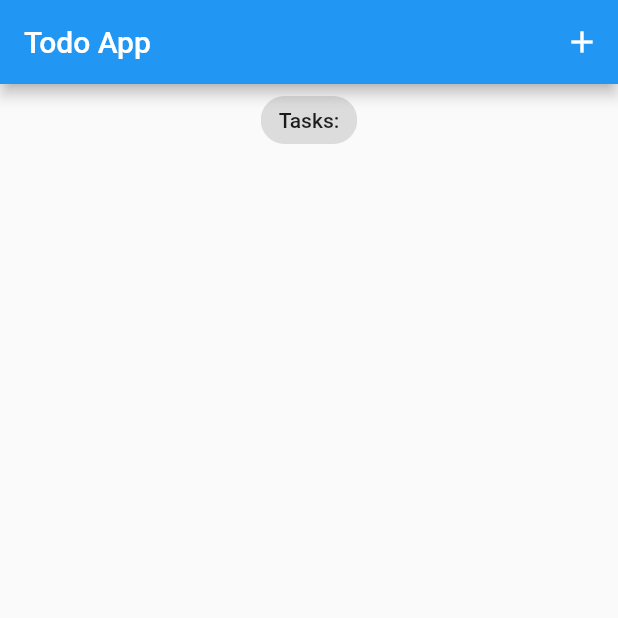
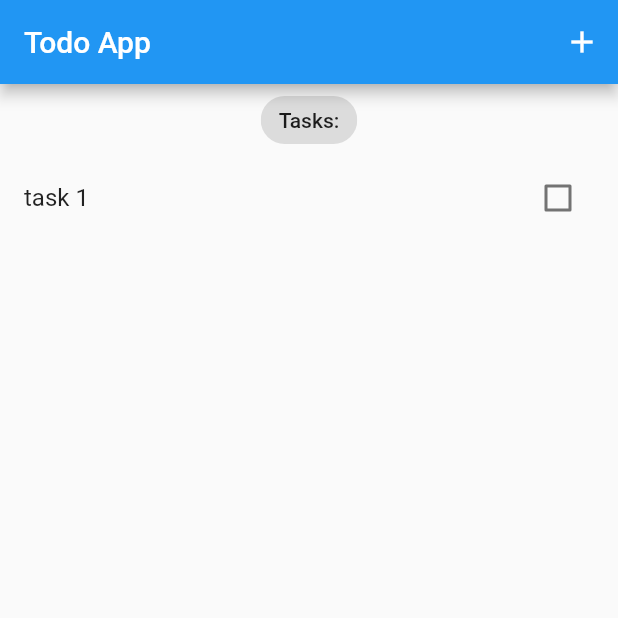
Before and after one commit to NaarGes/todo_app, a Flutter app: the screen it shows after launch, on a phone screen of 412 x 824 dp, the top half of it. Run offline on Flutter 3.47's test engine with Material 2 defaults, Android fonts, the phone set to English and light mode, and no system bars; our stand-ins replace bloc, equatable, flutter_bloc.

Commit message:
Add addtask event and state

```diff
--- /dev/null
+++ b/lib/blocs/bloc/tasks_bloc.dart
@@ -0,0 +1,33 @@
+import 'dart:async';
+
+import 'package:bloc/bloc.dart';
+import 'package:equatable/equatable.dart';
+import 'package:meta/meta.dart';
+import 'package:todo_app/models/task.dart';
+
+part 'tasks_event.dart';
+
+part 'tasks_state.dart';
+
+class TasksBloc extends Bloc<TasksEvent, TasksState> {
+  TasksBloc() : super(const TasksState()) {
+    on<AddTask>(_onAddTask);
+    on<UpdateTask>(_onUpdateTask);
+    on<DeleteTask>(_onDeleteTask);
+  }
+
+  FutureOr<void> _onAddTask(AddTask event, Emitter<TasksState> emit) {
+    // todo check if the below will work
+    // emit(TasksState(allTasks: state.allTasks..add(event.task)));
+    final state = this.state;
+    emit(TasksState(allTasks: List.from(state.allTasks)..add(event.task)));
+  }
+
+  FutureOr<void> _onUpdateTask(UpdateTask event, Emitter<TasksState> emit) {
+    // todo: implement
+  }
+
+  FutureOr<void> _onDeleteTask(DeleteTask event, Emitter<TasksState> emit) {
+    // todo: implement
+  }
+}
--- /dev/null
+++ b/lib/blocs/bloc/tasks_event.dart
@@ -0,0 +1,36 @@
+part of 'tasks_bloc.dart';
+
+@immutable
+abstract class TasksEvent extends Equatable {
+  const TasksEvent();
+
+  @override
+  List<Object?> get props => [];
+}
+
+class AddTask extends TasksEvent {
+  final Task task;
+
+  const AddTask({required this.task});
+
+  @override
+  List<Object?> get props => [task];
+}
+
+class UpdateTask extends TasksEvent {
+  final Task task;
+
+  const UpdateTask({required this.task});
+
+  @override
+  List<Object?> get props => [task];
+}
+
+class DeleteTask extends TasksEvent {
+  final Task task;
+
+  const DeleteTask({required this.task});
+
+  @override
+  List<Object?> get props => [task];
+}
--- /dev/null
+++ b/lib/blocs/bloc/tasks_state.dart
@@ -0,0 +1,11 @@
+part of 'tasks_bloc.dart';
+
+@immutable
+class TasksState extends Equatable {
+  final List<Task> allTasks;
+
+  const TasksState({this.allTasks = const <Task>[]});
+
+  @override
+  List<Object?> get props => [allTasks];
+}
--- /dev/null
+++ b/lib/blocs/bloc_exports.dart
@@ -0,0 +1,2 @@
+export './bloc/tasks_bloc.dart';
+export 'package:flutter_bloc/flutter_bloc.dart';
--- a/lib/main.dart
+++ b/lib/main.dart
@@ -1,9 +1,14 @@
 import 'package:flutter/material.dart';
+import 'package:todo_app/models/task.dart';
 
+import 'blocs/bloc_exports.dart';
 import 'screens/tasks_screen.dart';
 
 void main() {
-  runApp(const MyApp());
+  BlocOverrides.runZoned(
+    () => runApp(const MyApp()),
+  );
+  ;
 }
 
 class MyApp extends StatelessWidget {
@@ -11,12 +16,15 @@ class MyApp extends StatelessWidget {
 
   @override
   Widget build(BuildContext context) {
-    return MaterialApp(
-      title: 'Flutter Todo App',
-      theme: ThemeData(
-        primarySwatch: Colors.blue,
+    return BlocProvider(
+      create: (context) => TasksBloc()..add(AddTask(task: Task(title: 'task 1'))),
+      child: MaterialApp(
+        title: 'Flutter Todo App',
+        theme: ThemeData(
+          primarySwatch: Colors.blue,
+        ),
+        home: const TasksScreen(),
       ),
-      home: const TasksScreen(),
     );
   }
 }
--- /dev/null
+++ b/lib/models/task.dart
@@ -0,0 +1,48 @@
+import 'package:equatable/equatable.dart';
+
+class Task extends Equatable {
+  final String title;
+  bool? isDone;
+  bool? isDeleted;
+
+  Task({
+    required this.title,
+    this.isDone = false,
+    this.isDeleted = false,
+  });
+
+  Task copyWith({
+    String? title,
+    bool? isDone,
+    bool? isDeleted,
+  }) {
+    return Task(
+      title: title ?? this.title,
+      isDone: isDone ?? this.isDone,
+      isDeleted: isDeleted ?? this.isDeleted,
+    );
+  }
+
+  Map<String, dynamic> toMap() {
+    return {
+      'title': title,
+      'isDone': isDone,
+      'isDeleted': isDeleted,
+    };
+  }
+
+  factory Task.fromMap(Map<String, dynamic> map) {
+    return Task(
+      title: map['title'] as String,
+      isDone: map['isDone'] as bool,
+      isDeleted: map['isDeleted'] as bool,
+    );
+  }
+
+  @override
+  List<Object?> get props => [
+        title,
+        isDone,
+        isDeleted,
+      ];
+}
--- a/lib/screens/tasks_screen.dart
+++ b/lib/screens/tasks_screen.dart
@@ -1,10 +1,17 @@
 import 'package:flutter/material.dart';
+import 'package:todo_app/models/task.dart';
+import 'package:todo_app/widgets/tasks_list.dart';
+
+import '../blocs/bloc_exports.dart';
 
 class TasksScreen extends StatelessWidget {
   const TasksScreen({Key? key}) : super(key: key);
 
   @override
   Widget build(BuildContext context) {
+    return BlocBuilder<TasksBloc, TasksState>(
+      builder: (context, state) {
+        List<Task> tasksList = state.allTasks;
         return Scaffold(
           appBar: AppBar(
             title: const Text('Todo App'),
@@ -15,14 +22,19 @@ class TasksScreen extends StatelessWidget {
               )
             ],
           ),
-      body: const Column(
+          body: Column(
             crossAxisAlignment: CrossAxisAlignment.center,
             children: [
-          Center(
+              const Center(
                 child: Chip(
                   label: Text(
                     'Tasks:',
                   ),
+                ),
+              ),
+              Expanded(
+                child: TaskList(
+                  taskList: tasksList,
                 ),
               ),
             ],
@@ -33,5 +45,7 @@ class TasksScreen extends StatelessWidget {
             child: const Icon(Icons.add),
           ),
         );
+      },
+    );
   }
 }
--- /dev/null
+++ b/lib/widgets/tasks_list.dart
@@ -0,0 +1,24 @@
+import 'package:flutter/material.dart';
+import 'package:todo_app/models/task.dart';
+
+class TaskList extends StatelessWidget {
+  final List<Task> taskList;
+
+  const TaskList({super.key, required this.taskList});
+
+  @override
+  Widget build(BuildContext context) {
+    return ListView.builder(
+      itemCount: taskList.length,
+      itemBuilder: (context, index) {
+        return ListTile(
+          title: Text(taskList[index].title),
+          trailing: Checkbox(
+            onChanged: (_) {},
+            value: taskList[index].isDone,
+          ),
+        );
+      },
+    );
+  }
+}
--- a/pubspec.yaml
+++ b/pubspec.yaml
@@ -13,6 +13,8 @@ dependencies:
     sdk: flutter
 
   cupertino_icons: ^1.0.2
+  flutter_bloc: ^8.1.3
+  equatable: ^2.0.5
 
 dev_dependencies:
   flutter_test:
```
Also changed, not shown: pubspec.lock. Lines whose indentation alone changed are shown as unchanged.
